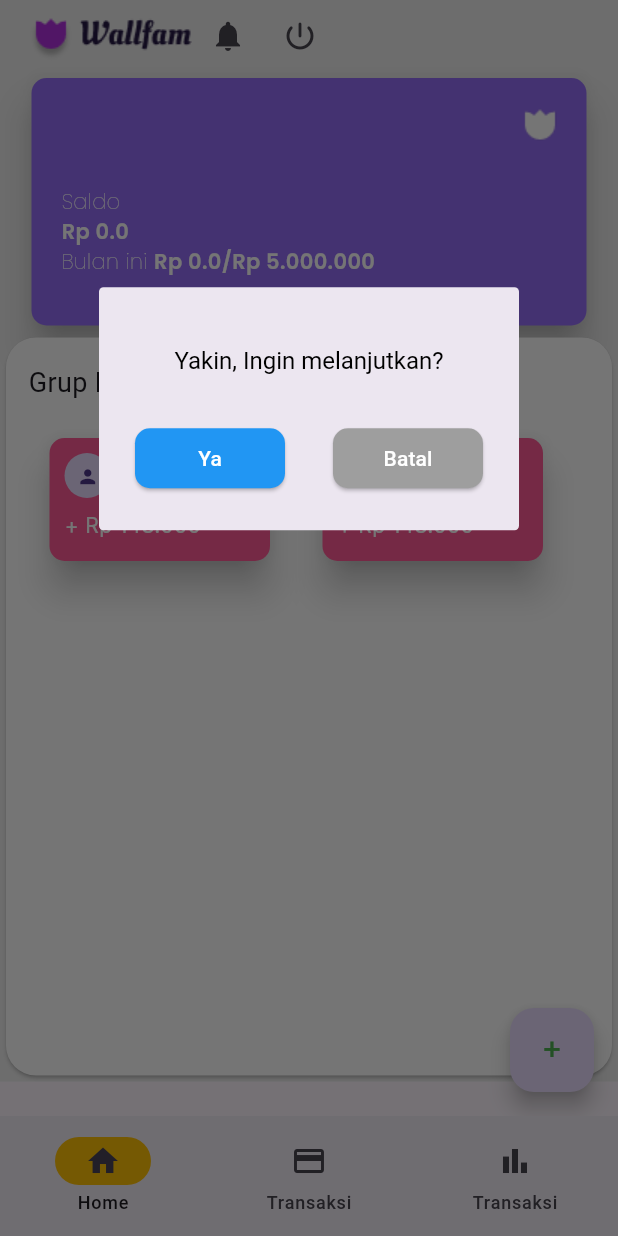
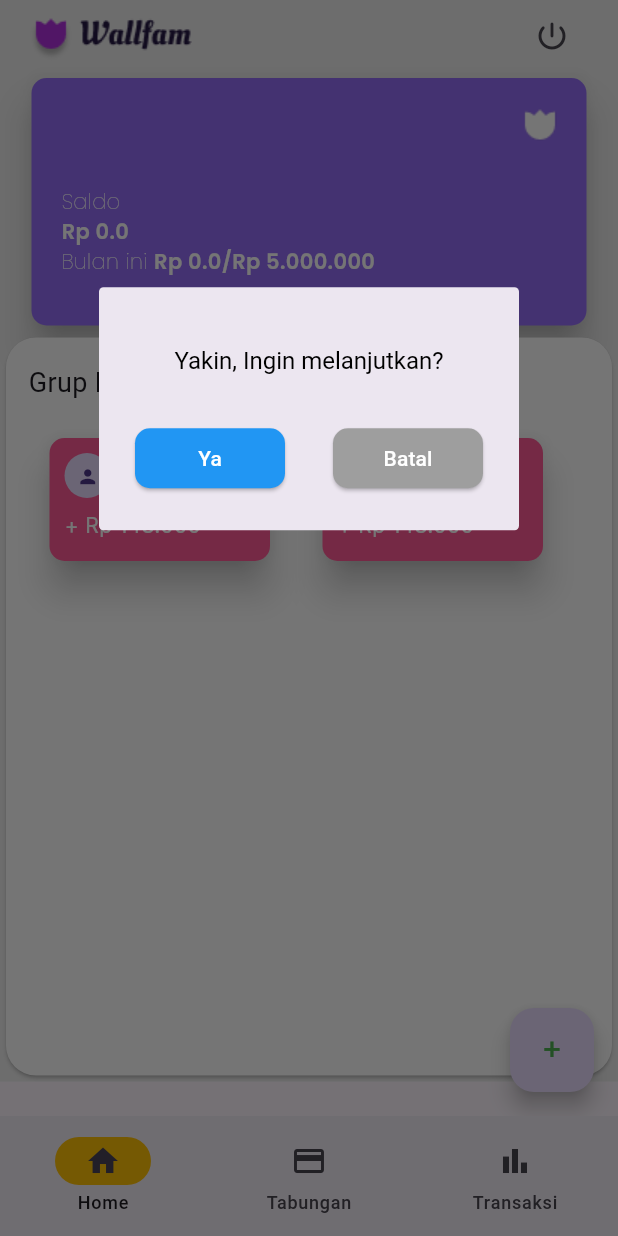
Before and after one commit to edohandoko67/Unix, a Flutter app: the HomePage screen opened by its route, after a tap on the "power settings new" icon, on a phone screen of 412 x 824 dp. Run offline on Flutter 3.47's test engine with Material 3 defaults, Android fonts, the phone set to English and light mode, and no system bars; our stand-ins replace cloud_firestore, firebase_auth, firebase_core, firebase_database, flutter_easyloading, fluttertoast and 3 more; accounts and stored records are empty.

Commit message:
fix: fixing continue

```diff
--- a/lib/home/fragment.home.dart
+++ b/lib/home/fragment.home.dart
@@ -6,6 +6,7 @@ import 'package:google_fonts/google_fonts.dart';
 import 'package:intl/intl.dart';
 import 'package:wallfram/login/loginController.dart';
 
+import '../routes/pages.dart';
 import '../utils/storage.dart';
 import '../widget/text_field.dart';
 import 'home.controller.dart';
@@ -22,7 +23,8 @@ class FragmentHome extends StatefulWidget {
 class _FragmentHomeState extends State<FragmentHome> {
   LoginController loginController = Get.put(LoginController());
   HomeController homeController = Get.put(HomeController());
-
+  final GlobalKey<RefreshIndicatorState> _refreshIndicatorKey =
+  new GlobalKey<RefreshIndicatorState>();
   @override
   Widget build(BuildContext context) {
     String? userName = loginController.storage.getName();
@@ -142,13 +144,16 @@ class _FragmentHomeState extends State<FragmentHome> {
                 Padding(
                   padding: EdgeInsets.only(left: 20.0, right: 20.0),
                   child: Row(
+                    mainAxisAlignment: MainAxisAlignment.spaceBetween,
                     crossAxisAlignment: CrossAxisAlignment.center,
                     children: [
                       Image.asset('images/logo.png'),
-                      IconButton(
-                        icon: Icon(Icons.notifications),
-                        onPressed: () {},
-                      ),
+                      // IconButton(
+                      //   icon: Icon(Icons.notifications),
+                      //   onPressed: () {
+                      //
+                      //   },
+                      // ),
                       IconButton(
                           onPressed: () {
                             bottomSheetLogout(context);
--- a/lib/home/home.controller.dart
+++ b/lib/home/home.controller.dart
@@ -6,6 +6,13 @@ import 'package:flutter/material.dart';
 import 'package:get/get.dart';
 import 'package:wallfram/utils/storage.dart';
 import 'package:get/state_manager.dart';
+
+class HomeBinding extends Bindings {
+  @override
+  void dependencies() {
+    Get.lazyPut<HomeController>(() => HomeController());
+  }
+}
 
 class HomeController extends GetxController {
   final Storage _storage = Storage();
@@ -16,7 +23,7 @@ class HomeController extends GetxController {
   TextEditingController addDate = TextEditingController();
 
   var totalMoney = 0.0.obs;
-  var isLoading = false.obs;
+  RxBool isLoading = false.obs;
 
   @override
   void onInit() {
@@ -101,6 +108,20 @@ class HomeController extends GetxController {
     });
 
     isLoading.value = false; // This line will execute before .listen() completes
+  }
+
+  var currentIndex = 0.obs;
+
+  void updateIndex(int index) {
+    currentIndex.value = index;
+    simulateLoading();
+  }
+
+  void simulateLoading() {
+    isLoading.value = false;
+    Future.delayed(Duration(milliseconds: 2000), (){
+      isLoading.value = false;
+    });
   }
 
 
--- a/lib/home/home.dart
+++ b/lib/home/home.dart
@@ -19,7 +19,6 @@ class HomePage extends StatefulWidget {
   State<HomePage> createState() => _HomePageState();
 }
 
-bool _isLoading = false;
 
 final List<Widget> _pages = [
   FragmentHome(),
@@ -28,25 +27,22 @@ final List<Widget> _pages = [
 ];
 
 class _HomePageState extends State<HomePage> {
-  int _currentIndex = 0;
+  HomeController homeController = HomeController();
 
   @override
   Widget build(BuildContext context) {
-    return Scaffold(
+    return Obx(() => Scaffold(
       body: Stack(children: [
-        _pages[_currentIndex],
-        if(_isLoading)
+        _pages[homeController.currentIndex.value],
+        if(homeController.isLoading.value)
           Center(child: CircularProgressIndicator(),)
       ]),
       bottomNavigationBar: NavigationBar(
         onDestinationSelected: (int index) {
-          setState(() {
-            _currentIndex = index;
-            _simulateLoading();
-          });
+          homeController.updateIndex(index);
         },
         indicatorColor: Colors.amber,
-        selectedIndex: _currentIndex,
+        selectedIndex: homeController.currentIndex.value,
         destinations: const <Widget>[
           NavigationDestination(
               selectedIcon: Icon(Icons.home),
@@ -55,25 +51,13 @@ class _HomePageState extends State<HomePage> {
           NavigationDestination(
               selectedIcon: Icon(Icons.payment),
               icon: Icon(Icons.payment_outlined),
-              label: 'Transaksi'),
+              label: 'Tabungan'),
           NavigationDestination(
               selectedIcon: Icon(Icons.bar_chart),
               icon: Icon(Icons.bar_chart_outlined),
               label: 'Transaksi'),
         ],
       ),
-    );
-  }
-  void _simulateLoading() {
-    setState(() {
-      _isLoading = true;
-    });
-
-    // Simulate a delay for loading (e.g., data fetch)
-    Future.delayed(Duration(milliseconds: 500), () {
-      setState(() {
-        _isLoading = false;
-      });
-    });
+    ));
   }
 }
--- a/lib/routes/pages.dart
+++ b/lib/routes/pages.dart
@@ -1,5 +1,6 @@
 import 'package:get/get_navigation/src/routes/get_route.dart';
 import 'package:wallfram/home/fragment.home.dart';
+import 'package:wallfram/home/home.controller.dart';
 import 'package:wallfram/home/tabungan.dart';
 import 'package:wallfram/splashscreen/second_started.dart';
 import 'package:wallfram/splashscreen/third_started.dart';
@@ -13,9 +14,9 @@ part 'routes.dart';
 List<GetPage> pages = [
   GetPage(name: Routes.INITIAL, page: () => const SplashScreen()),
   GetPage(name: Routes.LOGIN, page: () => Login()),
-  GetPage(name: Routes.HOME, page: () => HomePage()),
-  GetPage(name: Routes.FRAGMENTHOME, page: () => FragmentHome()),
-  GetPage(name: Routes.TABUNGAN, page: () => Tabungan()),
+  GetPage(name: Routes.HOME, page: () => HomePage(), binding: HomeBinding()),
+  GetPage(name: Routes.FRAGMENTHOME, page: () => FragmentHome(), binding: HomeBinding()),
+  GetPage(name: Routes.TABUNGAN, page: () => Tabungan(), binding: HomeBinding()),
   GetPage(name: Routes.STARTED, page: () => Started()),
   GetPage(name: Routes.SECOND, page: () => SecondStarted()),
   GetPage(name: Routes.THIRD, page: () => ThirdStarted()),
```
Also changed, not shown: 1 other file.
